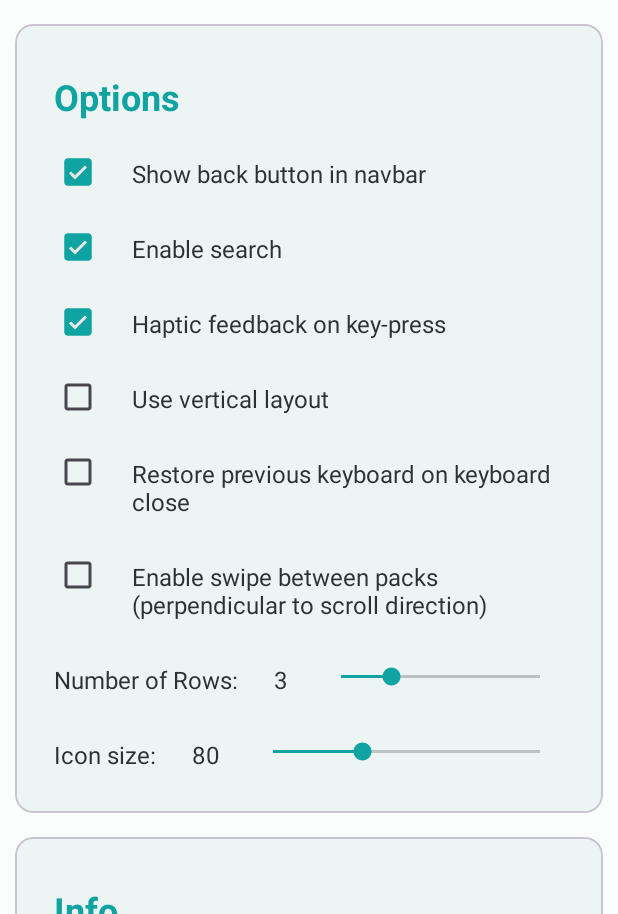
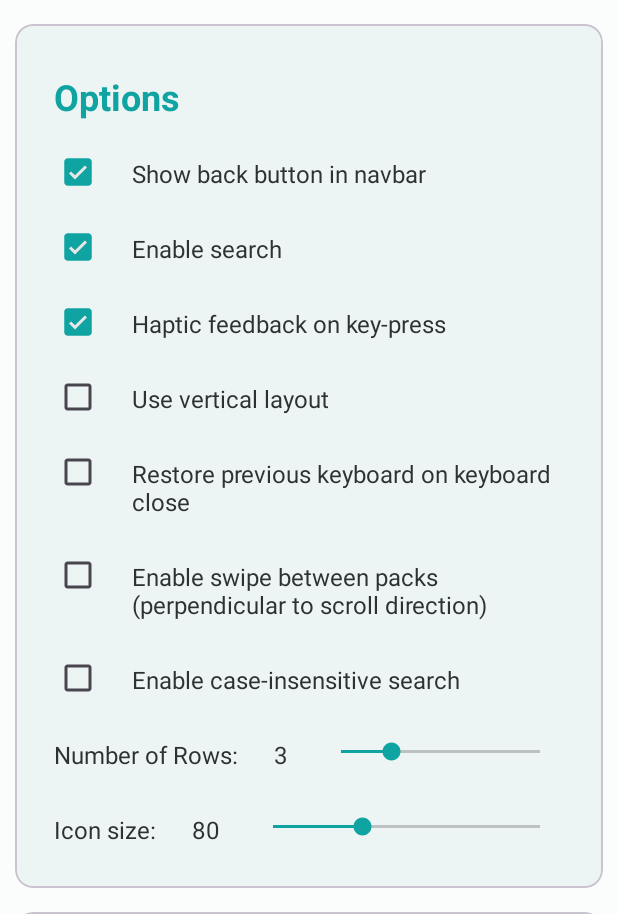
Before and after one commit to FredHappyface/Android.EweSticker, an Android app: the screen it shows after launch (MainActivity), scrolled down 464 dp, on a phone screen of 412 x 824 dp, the part 322-1236 px from its top. Run offline under Robolectric (Android 15) with nearby library versions, the phone set to English and light mode, and no system bars; libraries missing offline, so code that uses them is left out: io.noties.markwon; 3 statements that could not run were skipped.

Commit message:
add case insensitive sort; add version number in-app

```diff
--- a/app/build.gradle.kts
+++ b/app/build.gradle.kts
@@ -56,7 +56,9 @@ android {
 	}
 
 	buildTypes {
-		getByName("debug") { versionNameSuffix = "-debug" }
+		getByName("debug") {
+			versionNameSuffix = "-debug"
+		}
 		getByName("release") {
 			proguardFiles("proguard-android-optimize.txt", "proguard-rules.pro")
 			isMinifyEnabled = false
--- a/app/src/main/java/com/fredhappyface/ewesticker/ImageKeyboard.kt
+++ b/app/src/main/java/com/fredhappyface/ewesticker/ImageKeyboard.kt
@@ -53,6 +53,7 @@ class ImageKeyboard : InputMethodService(), StickerClickListener {
 	private var vibrate = false
 	private var iconsPerX = 0
 	private var iconSize = 0
+	private var insensitiveSort = false
 
 	//  Constants
 	private lateinit var internalDir: File
@@ -110,6 +111,7 @@ class ImageKeyboard : InputMethodService(), StickerClickListener {
 		this.vertical = this.sharedPreferences.getBoolean("vertical", false)
 		this.scroll = this.sharedPreferences.getBoolean("scroll", false)
 		this.vibrate = this.sharedPreferences.getBoolean("vibrate", true)
+		this.insensitiveSort = this.sharedPreferences.getBoolean("insensitiveSort", false)
 
 		this.iconsPerX = this.sharedPreferences.getInt("iconsPerX", 3)
 		this.totalIconPadding =
@@ -439,7 +441,15 @@ class ImageKeyboard : InputMethodService(), StickerClickListener {
 		recentButton.load(getDrawable(R.drawable.time))
 		recentButton.setOnClickListener { switchPackLayout(recentPackName) }
 		// Packs
-		val sortedPackNames = this.loadedPacks.keys.sorted().toTypedArray()
+		val sortedPackNames = if (this.insensitiveSort) {
+			this.loadedPacks.keys.sortedWith(String.CASE_INSENSITIVE_ORDER)
+		} else {
+			this.loadedPacks.keys.sorted()
+		}.toTypedArray()
+
+
+
+
 		for (sortedPackName in sortedPackNames) {
 			val packButton = addPackButton(sortedPackName)
 			packButton.load(this.loadedPacks[sortedPackName]?.thumbSticker)
--- a/app/src/main/java/com/fredhappyface/ewesticker/MainActivity.kt
+++ b/app/src/main/java/com/fredhappyface/ewesticker/MainActivity.kt
@@ -3,6 +3,7 @@ package com.fredhappyface.ewesticker
 import android.app.Activity
 import android.content.Intent
 import android.content.SharedPreferences
+import android.content.pm.PackageManager
 import android.os.Bundle
 import android.provider.Settings
 import android.view.View
@@ -63,6 +64,15 @@ class MainActivity : AppCompatActivity() {
 		}
 		toggle(findViewById(R.id.restoreOnClose), "restoreOnClose", false) {}
 		toggle(findViewById(R.id.scroll), "scroll", false) {}
+		toggle(findViewById(R.id.insensitive_sort), "insensitiveSort", false) {}
+
+		val versionText: TextView = findViewById(R.id.versionText)
+		try {
+			val packageInfo = packageManager.getPackageInfo(packageName, 0)
+			versionText.text = packageInfo.versionName
+		} catch (e: PackageManager.NameNotFoundException) {
+			versionText.text = getString(R.string.version_text)
+		}
 	}
 
 	/**
--- a/app/src/main/res/layout/activity_main.xml
+++ b/app/src/main/res/layout/activity_main.xml
@@ -249,6 +249,20 @@
 						style="@style/widthMatchHeightWrap"
 						android:orientation="horizontal">
 
+						<CheckBox
+							android:id="@+id/insensitive_sort"
+							style="@style/checkbox" />
+
+						<TextView
+							style="@style/body_text"
+							android:paddingBottom="@dimen/content_margin"
+							android:text="@string/options_insensitive_sort" />
+					</LinearLayout>
+
+					<LinearLayout
+						style="@style/widthMatchHeightWrap"
+						android:orientation="horizontal">
+
 						<TextView
 							style="@style/body_text"
 							android:text="@string/options_icons_per_x_lbl" />
@@ -372,6 +386,26 @@
 						android:text="@string/links_text" />
 				</LinearLayout>
 			</com.google.android.material.card.MaterialCardView>
+			<!-- Version -->
+			<com.google.android.material.card.MaterialCardView style="@style/card">
+
+				<LinearLayout
+					style="@style/cardchild"
+					android:orientation="vertical">
+
+					<TextView
+						style="@style/heading"
+						android:text="@string/version_heading" />
+
+					<TextView
+						style="@style/body_text"
+						android:autoLink="web"
+						android:linksClickable="true"
+						android:id="@+id/versionText"
+						android:text="@string/version_text" />
+				</LinearLayout>
+			</com.google.android.material.card.MaterialCardView>
 		</LinearLayout>
+
 	</androidx.core.widget.NestedScrollView>
 </androidx.coordinatorlayout.widget.CoordinatorLayout>
--- a/app/src/main/res/values/strings.xml
+++ b/app/src/main/res/values/strings.xml
@@ -25,6 +25,7 @@
 	<string name="options_vertical">Use vertical layout</string>
 	<string name="options_restore_on_close">Restore previous keyboard on keyboard close</string>
 	<string name="options_scroll">Enable swipe between packs (perpendicular to scroll direction)</string>
+	<string name="options_insensitive_sort">Enable case-insensitive search</string>
 	<string name="options_icons_per_x_lbl">"Number of Rows: "</string>
 	<string name="options_icon_size_status_lbl">"Icon size: "</string>
 	<!-- Info -->
@@ -67,6 +68,9 @@ Copyright © Randy Zhou</string>
 
 - MIT License
 (See the license for more information https://github.com/FredHappyface/Android.EweSticker/blob/main/LICENSE.md )</string>
+	<string name="version_heading">Version Info</string>
+	<string name="version_text">[debug]</string>
+
 	<!-- Interactive Messages -->
 	<string name="pref_000">Preferences changed. Reload the keyboard for settings to apply</string>
 	<string name="imported_010">Starting import. This might take some time!</string>
--- a/build.gradle.kts
+++ b/build.gradle.kts
@@ -1,6 +1,6 @@
 // Top-level build file where you can add configuration options common to all sub-projects/modules.
 plugins {
-	id("com.android.application") version "8.3.0" apply false
+	id("com.android.application") version "8.5.2" apply false
 	id("org.jetbrains.kotlin.android") version "1.9.0" apply false
 	id("org.jetbrains.dokka") version "1.9.20"
 	id("org.jlleitschuh.gradle.ktlint") version "11.6.0"
```
Also changed, not shown: gradle/wrapper/gradle-wrapper.properties.
